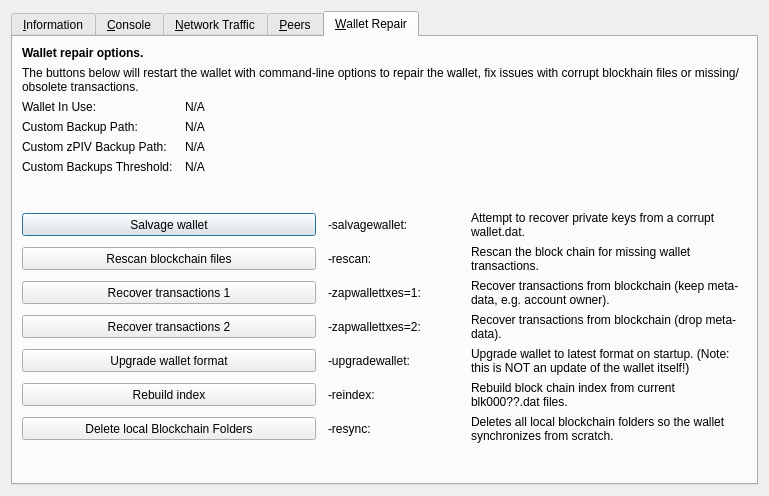
Gh0st-N1njA/ALNJCoin, file src/qt/forms/rpcconsole.ui: the form before one commit.
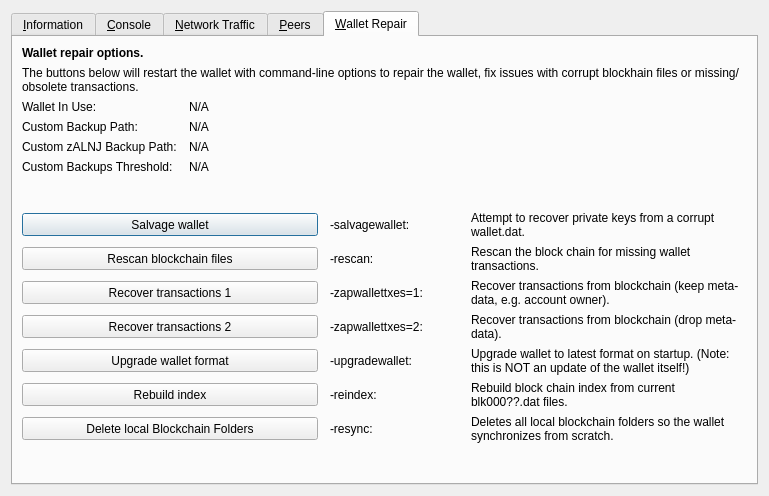
The form after the commit. The open tabs and pages were chosen to show the change. Icons and pictures are not drawn. Custom widgets are drawn as their Qt base class.

Diff of the .ui file:
```diff
--- a/src/qt/forms/rpcconsole.ui
+++ b/src/qt/forms/rpcconsole.ui
@@ -1333,7 +1333,7 @@
           <bool>false</bool>
          </property>
          <property name="text">
-          <string>Custom zPIV Backup Path:</string>
+          <string>Custom zALNJ Backup Path:</string>
          </property>
         </widget>
        </item>
```
